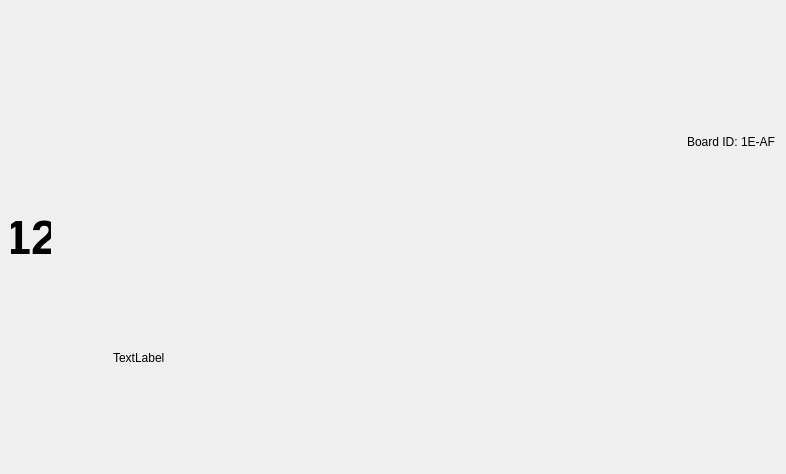
Old version of the form soccer/ui/RobotStatusWidget.ui in the repository RoboJackets/robocup-software.
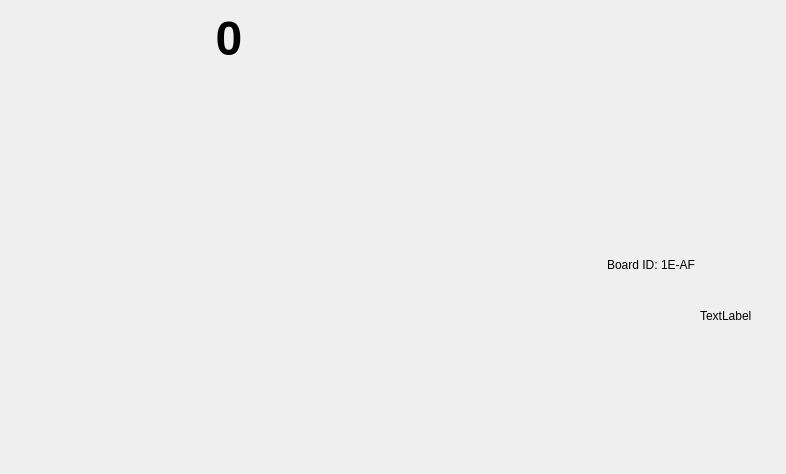
New version of the form. Icons and pictures are not drawn. Custom widgets are drawn as their Qt base class.

Commit message: Improve the status widget. Also this sould now work with real robots.

Patch:
```diff
--- a/soccer/ui/RobotStatusWidget.ui
+++ b/soccer/ui/RobotStatusWidget.ui
@@ -39,7 +39,37 @@
   </property>
   <layout class="QHBoxLayout" name="horizontalLayout_2">
    <item>
+    <layout class="QHBoxLayout" name="horizontalLayout">
+     <property name="spacing">
+      <number>0</number>
+     </property>
+     <property name="leftMargin">
+      <number>0</number>
+     </property>
+     <property name="rightMargin">
+      <number>0</number>
+     </property>
+     <item>
+      <layout class="QVBoxLayout" name="verticalLayout">
+       <property name="spacing">
+        <number>0</number>
+       </property>
+       <property name="rightMargin">
+        <number>5</number>
+       </property>
+       <property name="bottomMargin">
+        <number>0</number>
+       </property>
+       <item>
+        <layout class="QHBoxLayout" name="horizontalLayout_6">
+         <property name="spacing">
+          <number>0</number>
+         </property>
+         <item>
     <widget class="QLabel" name="shellID">
+           <property name="enabled">
+            <bool>true</bool>
+           </property>
      <property name="minimumSize">
       <size>
        <width>40</width>
@@ -63,7 +93,7 @@
       <string notr="true"/>
      </property>
      <property name="text">
-      <string>12</string>
+            <string>0</string>
      </property>
      <property name="textFormat">
       <enum>Qt::AutoText</enum>
@@ -92,23 +122,45 @@
      </property>
     </widget>
    </item>
+        </layout>
+       </item>
    <item>
-    <layout class="QVBoxLayout" name="verticalLayout">
-     <item>
-      <layout class="QHBoxLayout" name="horizontalLayout">
-       <item>
-        <spacer name="horizontalSpacer">
-         <property name="orientation">
-          <enum>Qt::Horizontal</enum>
+        <widget class="QLabel" name="boardID">
+         <property name="enabled">
+          <bool>true</bool>
          </property>
-         <property name="sizeHint" stdset="0">
+         <property name="minimumSize">
           <size>
-           <width>40</width>
-           <height>20</height>
+           <width>105</width>
+           <height>0</height>
           </size>
          </property>
-        </spacer>
+         <property name="midLineWidth">
+          <number>2</number>
+         </property>
+         <property name="text">
+          <string>Board ID: 1E-AF</string>
+         </property>
+         <property name="alignment">
+          <set>Qt::AlignRight|Qt::AlignTrailing|Qt::AlignVCenter</set>
+         </property>
+        </widget>
        </item>
+      </layout>
+     </item>
+     <item>
+      <layout class="QVBoxLayout" name="verticalLayout_3">
+       <property name="spacing">
+        <number>0</number>
+       </property>
+       <property name="rightMargin">
+        <number>5</number>
+       </property>
+       <item>
+        <layout class="QHBoxLayout" name="horizontalLayout_5">
+         <property name="spacing">
+          <number>0</number>
+         </property>
        <item>
         <widget class="QLabel" name="visionIndicator">
          <property name="minimumSize">
@@ -189,31 +241,23 @@
        </item>
       </layout>
      </item>
-     <item>
-      <widget class="QLabel" name="boardID">
-       <property name="minimumSize">
-        <size>
-         <width>105</width>
-         <height>0</height>
-        </size>
-       </property>
-       <property name="midLineWidth">
-        <number>2</number>
-       </property>
-       <property name="text">
-        <string>Board ID: 1E-AF</string>
-       </property>
-       <property name="alignment">
-        <set>Qt::AlignRight|Qt::AlignTrailing|Qt::AlignVCenter</set>
-       </property>
-      </widget>
-     </item>
      <item>
       <widget class="QLabel" name="Errors">
+         <property name="sizePolicy">
+          <sizepolicy hsizetype="Maximum" vsizetype="Maximum">
+           <horstretch>0</horstretch>
+           <verstretch>0</verstretch>
+          </sizepolicy>
+         </property>
        <property name="text">
         <string>TextLabel</string>
        </property>
-      </widget>
+         <property name="wordWrap">
+          <bool>true</bool>
+         </property>
+        </widget>
+       </item>
+      </layout>
      </item>
     </layout>
    </item>
```
Lines whose indentation alone changed are shown as unchanged. The commit also changes 6 other files.
